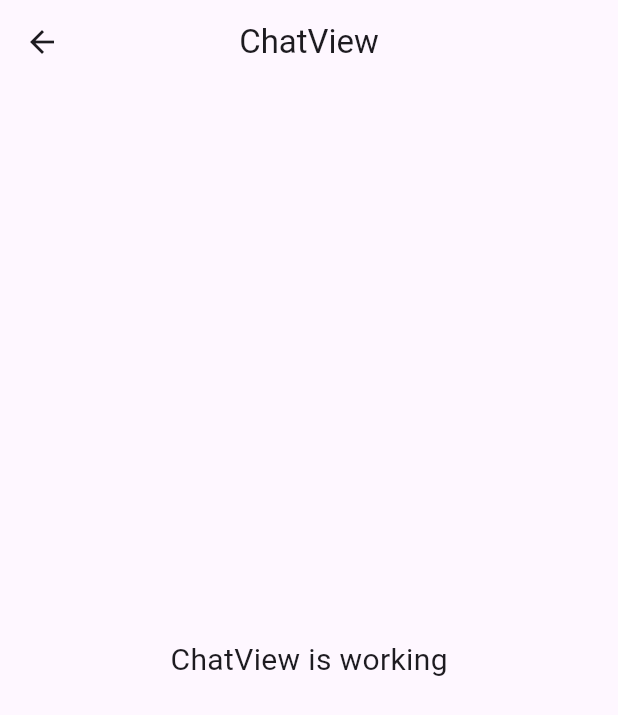
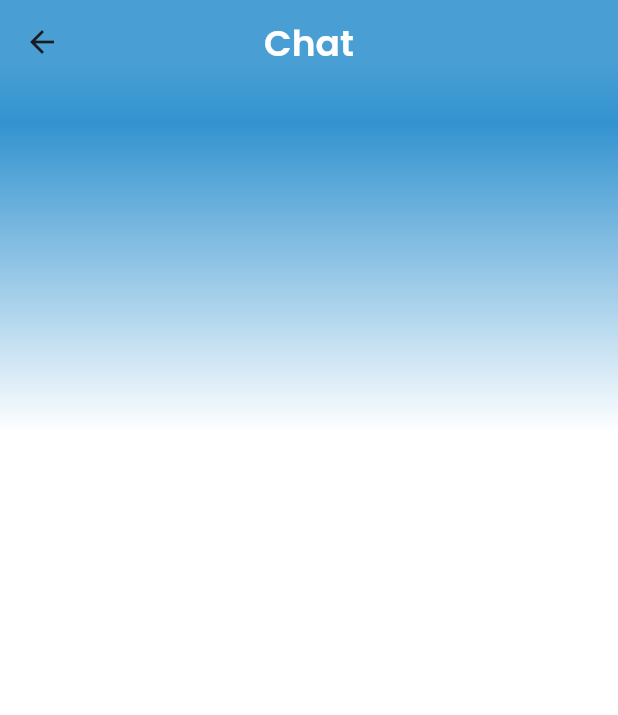
Before and after one commit to TeamG-CCITheHack/HomeVice-Mobile, a Flutter app: the ChatView screen opened by its route, on a phone screen of 412 x 824 dp. Shown: the top 715 px of the screen. Run offline on Flutter 3.47's test engine with Material 3 defaults, Android fonts, the phone set to English and light mode, and no system bars; our stand-ins replace dio, dropdown_search, flutter_svg, get, google_fonts, logger and 1 more.

Commit message:
feat: background

```diff
--- a/lib/app/modules/chat/views/chat_view.dart
+++ b/lib/app/modules/chat/views/chat_view.dart
@@ -1,22 +1,47 @@
 import 'package:flutter/material.dart';
+import 'package:flutter/widgets.dart';
 
 import 'package:get/get.dart';
+import 'package:homevice/app/common/theme/fonts.dart';
 
 import '../controllers/chat_controller.dart';
 
 class ChatView extends GetView<ChatController> {
-  const ChatView({Key? key}) : super(key: key);
+  const ChatView({super.key});
   @override
   Widget build(BuildContext context) {
     return Scaffold(
       appBar: AppBar(
-        title: const Text('ChatView'),
+        title: Text(
+          'Chat',
+          style: semiBoldText24.copyWith(color: Colors.white),
+        ),
         centerTitle: true,
+        backgroundColor: Colors.transparent,
       ),
-      body: const Center(
-        child: Text(
-          'ChatView is working',
-          style: TextStyle(fontSize: 20),
+      backgroundColor: Colors.transparent,
+      extendBodyBehindAppBar: true,
+      body: Container(
+        decoration: const BoxDecoration(
+          gradient: LinearGradient(
+            begin: Alignment.topCenter,
+            end: Alignment.center,
+            stops: [0.1, 0.2, 0.7],
+            colors: [
+              Color(0xFF499FD4),
+              Color(0xFF3393CF),
+              Color(0xFFFFFFFF),
+            ],
+          ),
+        ),
+        child: SafeArea(
+          child: Column(
+            children: [
+              Expanded(
+                child: Container(),
+              )
+            ],
+          ),
         ),
       ),
     );
```
Also changed, not shown: lib/app/modules/order/views/payment_view.dart (+22 -6 lines), lib/app/modules/profile/views/profile_view.dart (+29 -8 lines).
